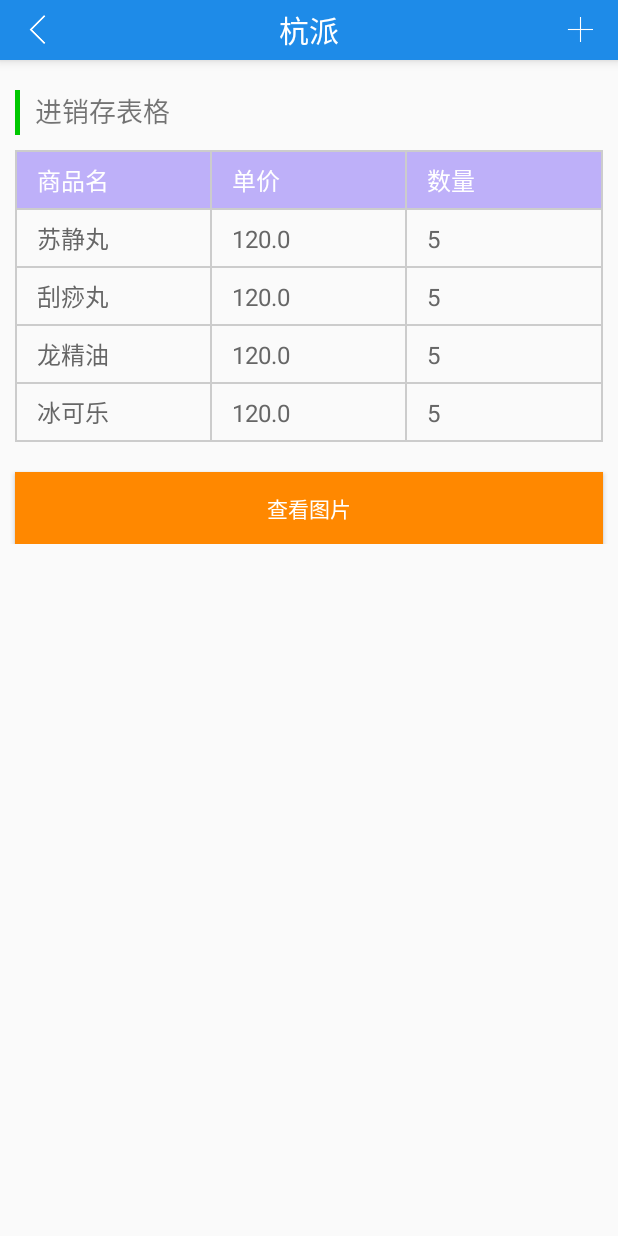
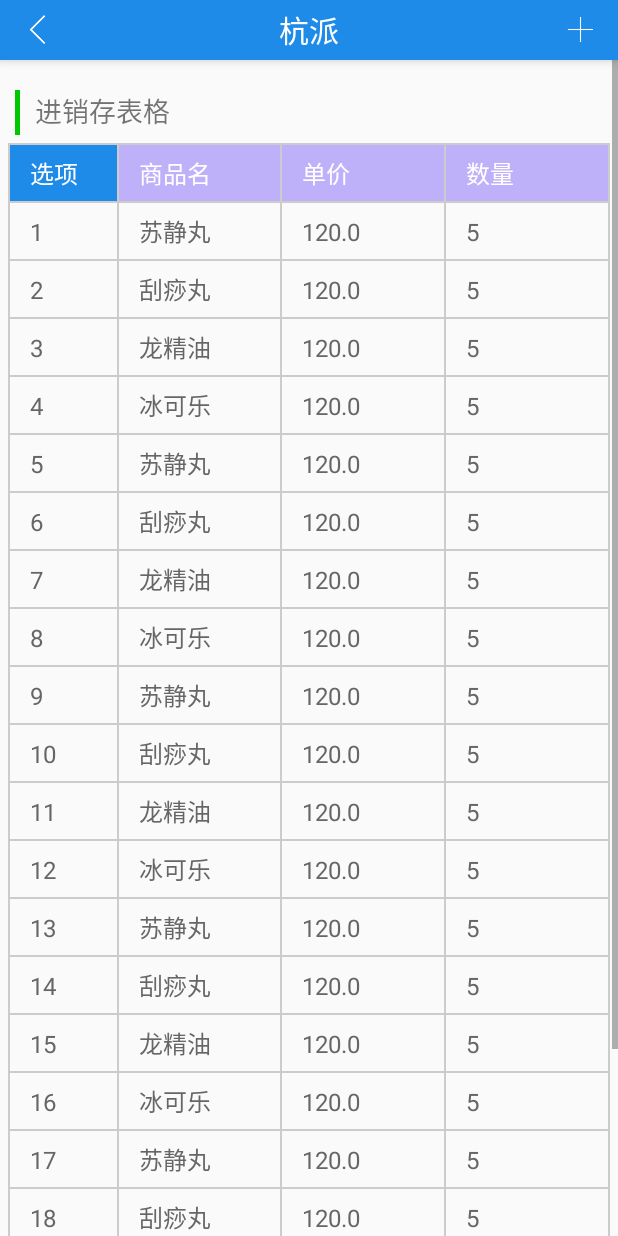
Before and after one commit to DanYuDev/UIBestPractice, an Android app: the SalesDetailActivity screen opened directly, with no data from a screen before it, on a phone screen of 412 x 824 dp. Run offline under Robolectric (Android 15) with nearby library versions, the phone set to English and light mode, and no system bars; our stand-ins replace CircleImageView.

Commit message:
自定义炫酷的 ExpandMenu.加油

```diff
--- /dev/null
+++ b/app/src/main/java/com/example/coderlt/uibestpractice/View/ExpandMenu.java
@@ -0,0 +1,215 @@
+package com.example.coderlt.uibestpractice.View;
+
+import android.animation.ObjectAnimator;
+import android.animation.ValueAnimator;
+import android.content.Context;
+import android.content.res.TypedArray;
+import android.graphics.Canvas;
+import android.util.AttributeSet;
+import android.util.Log;
+import android.view.Gravity;
+import android.view.View;
+import android.view.ViewGroup;
+import android.widget.ImageView;
+import android.widget.LinearLayout;
+import android.widget.RelativeLayout;
+import android.widget.TextView;
+import com.example.coderlt.uibestpractice.R;
+import com.example.coderlt.uibestpractice.bean.ExpandMenuItem;
+import java.util.ArrayList;
+import java.util.List;
+import java.util.concurrent.atomic.AtomicInteger;
+
+/**
+ * app:itemWidth
+ * app:itemTextSize
+ * 如何控制反向增加
+ * Created by coderlt on 2018/3/28.
+ */
+
+public class ExpandMenu extends RelativeLayout {
+    private static final String TAG = "ExpandMenu";
+    private static final AtomicInteger sNextGeneratedId = new AtomicInteger(2000);
+    private Context mContext;
+    private boolean isExpanded;
+    private List<ExpandMenuItem> menus;
+    private OnItemClickListener listener;
+    private ImageView defaultIv;
+
+    //图标的宽高，不包括字体，字体自适应
+    private int itemWidth;
+    private int itemMargin;
+    private int marginBottom;
+    private int marginRight;
+
+    // postion 代表子菜单的位置
+    public interface OnItemClickListener{
+        void onItemClick(int position);
+    }
+
+    public ExpandMenu(Context context){
+        super(context,null);
+    }
+
+    public ExpandMenu(Context context, AttributeSet attrs){
+        super(context,attrs);
+        initStatus(context,attrs);
+    }
+
+    private void initStatus(Context context,AttributeSet attrs){
+        isExpanded = false;
+        menus = new ArrayList<>();
+        mContext =context;
+
+        if(attrs!=null){
+            TypedArray typedArray = null;
+            typedArray = mContext.obtainStyledAttributes(attrs,R.styleable.ExpandMenu);
+            itemWidth = typedArray.getInteger(R.styleable.ExpandMenu_itemWidth,0);
+            itemMargin = typedArray.getInteger(R.styleable.ExpandMenu_itemMargin,20);
+            marginBottom = typedArray.getInteger(R.styleable.ExpandMenu_marginBottom,0);
+            marginRight = typedArray.getInteger(R.styleable.ExpandMenu_marginRight,0);
+            if(typedArray!=null)
+                typedArray.recycle();
+        }
+    }
+
+    public void setMenus(final List menus,int defaultIconId){
+        this.menus = menus;
+        ViewGroup.LayoutParams mLayoutParams = getLayoutParams();
+        defaultIv = new ImageView(mContext);
+        defaultIv.setImageResource(defaultIconId);
+        final LayoutParams defaultIvLp = new LayoutParams(itemWidth,itemWidth);
+        defaultIvLp.setMargins(0,0,marginRight,marginBottom);
+        addView(defaultIv,defaultIvLp);
+
+        setOnClickListener(new View.OnClickListener(){
+            @Override
+            public void onClick(View v){
+                // 未扩展
+                if (!isExpanded){
+                    ExpandMenu.this.removeAllViews();
+
+                    LinearLayout previousItem = null;
+                    for(int i=0;i<menus.size();i++) {
+                        ExpandMenuItem expandMenuItem = (ExpandMenuItem) menus.get(i);
+
+                        LinearLayout itemLayout = new LinearLayout(mContext);
+
+                        //-------------- 添加 itemLayout -----------------------------
+                        TextView itemTv = new TextView(mContext);
+                        itemTv.setText(expandMenuItem.getTitle());
+                        itemTv.setHeight(itemWidth);
+                        itemTv.setGravity(Gravity.CENTER);
+
+                        ImageView itemIv = new ImageView(mContext);
+                        LinearLayout.LayoutParams ivLp = new LinearLayout.LayoutParams(itemWidth,itemWidth);
+                        itemIv.setImageResource(expandMenuItem.getIconId());
+
+                        itemLayout.setOrientation(LinearLayout.HORIZONTAL);
+                        itemLayout.addView(itemTv);
+                        itemLayout.addView(itemIv,ivLp);
+
+                        LayoutParams itemLp = new LayoutParams(RelativeLayout.LayoutParams.WRAP_CONTENT,
+                                RelativeLayout.LayoutParams.WRAP_CONTENT);
+                        itemLp.setMargins(0,0,marginRight,itemMargin);
+                        itemLp.addRule(RelativeLayout.ALIGN_PARENT_RIGHT);
+
+                        //itemLp.setMargins(0,0,20,itemMargin);
+                        if(previousItem!=null){
+                            itemLp.addRule(RelativeLayout.ABOVE,previousItem.getId());
+                            Log.d(TAG,"previous id is :"+previousItem.getId());
+                        }else{
+                            // TODO 这一句非常关键，我一开始就是因为少加了这一句，导致一直只能看到一个菜单
+                            // 因为布局默认是将控件放在左上角的
+                            itemLp.addRule(RelativeLayout.ALIGN_PARENT_BOTTOM);
+
+                            itemLp.setMargins(0,0,marginRight,marginBottom);
+                        }
+
+                        ExpandMenu.this.addView(itemLayout,itemLp);
+                        itemLayout.setId(generateViewId());
+                        previousItem = itemLayout;
+                        Log.d(TAG,"Add a item which has a id :"+itemLayout.getId());
+
+                        final int tempPosition = i;
+
+                        itemLayout.setOnClickListener(new View.OnClickListener(){
+                            @Override
+                            public void onClick(View v){
+                                listener.onItemClick(tempPosition);
+                                ExpandMenu.this.removeAllViews();
+                                ExpandMenu.this.addView(defaultIv,defaultIvLp);
+                                isExpanded = false;
+                                setMenuLayoutParams();
+                            }
+                        });
+
+                        ValueAnimator animatorX = ObjectAnimator.ofFloat(itemLayout,"scaleX",0,1);
+                        animatorX.setDuration(300);
+
+                        ValueAnimator animatorY = ObjectAnimator.ofFloat(itemLayout,"scaleY",0,1);
+                        animatorY.setDuration(300);
+
+                        animatorX.start();
+                        animatorY.start();
+                    }
+                    isExpanded = true;
+                    setMenuLayoutParams();
+                }
+                // 扩展
+                else{
+                    ExpandMenu.this.removeAllViews();
+                    ExpandMenu.this.addView(defaultIv,defaultIvLp);
+                    isExpanded = false;
+                    setMenuLayoutParams();
+                }
+            }
+        });
+    }
+
+    public void onDraw(Canvas canvas){
+        super.onDraw(canvas);
+    }
+
+    public void setOnItemClickListener(OnItemClickListener listener){
+        this.listener = listener;
+    }
+
+    /**
+     * 很明显，这里利用 getLayoutParams 来获取菜单的原始布局参数
+     * 如果是new出来的话，会丢失部分参数
+     * 这种做法适合只改变部分参数，其余参数不变的情形
+     */
+    public void setMenuLayoutParams(){
+        ViewGroup.LayoutParams layoutParams = getLayoutParams();
+        if(isExpanded){
+            layoutParams.width = ViewGroup.LayoutParams.MATCH_PARENT;
+            layoutParams.height = ViewGroup.LayoutParams.MATCH_PARENT;
+            setBackgroundResource(R.color.half_transparent);
+        }else{
+            layoutParams.width = ViewGroup.LayoutParams.WRAP_CONTENT;
+            layoutParams.height = ViewGroup.LayoutParams.WRAP_CONTENT;
+            setBackgroundResource(android.R.color.transparent);
+        }
+        requestLayout();
+    }
+
+    /**
+     * Generate a value suitable for use in {@link #setId(int)}.
+     * This value will not collide with ID values generated at build time by aapt for R.id.
+     *
+     * @return a generated ID value
+     */
+    public static int generateViewId() {
+        for (;;) {
+            final int result = sNextGeneratedId.get();
+            // aapt-generated IDs have the high byte nonzero; clamp to the range under that.
+            int newValue = result + 1;
+            if (newValue > 0x00FFFFFF) newValue = 1; // Roll over to 1, not 0.
+            if (sNextGeneratedId.compareAndSet(result, newValue)) {
+                return result;
+            }
+        }
+    }
+
+}
--- a/app/src/main/java/com/example/coderlt/uibestpractice/activity/SalesDetailActivity.java
+++ b/app/src/main/java/com/example/coderlt/uibestpractice/activity/SalesDetailActivity.java
@@ -3,6 +3,7 @@ package com.example.coderlt.uibestpractice.activity;
 import android.app.Activity;
 import android.content.ContentResolver;
 import android.content.Intent;
+import android.content.res.Resources;
 import android.database.Cursor;
 import android.graphics.BitmapFactory;
 import android.graphics.Color;
@@ -11,6 +12,7 @@ import android.graphics.drawable.Drawable;
 import android.os.Handler;
 import android.os.Message;
 import android.provider.MediaStore;
+import android.support.design.widget.TabLayout;
 import android.support.v7.app.AppCompatActivity;
 import android.os.Bundle;
 import android.support.v7.widget.DividerItemDecoration;
@@ -30,8 +32,10 @@ import android.widget.TextView;
 import android.widget.Toast;
 
 import com.example.coderlt.uibestpractice.R;
+import com.example.coderlt.uibestpractice.View.ExpandMenu;
 import com.example.coderlt.uibestpractice.View.MyDialog;
 import com.example.coderlt.uibestpractice.adapter.ImageWallAdapter;
+import com.example.coderlt.uibestpractice.bean.ExpandMenuItem;
 import com.example.coderlt.uibestpractice.bean.Goods;
 import com.example.coderlt.uibestpractice.bean.ImageInfo;
 import com.example.coderlt.uibestpractice.bean.SalesRecord;
@@ -62,6 +66,7 @@ public class SalesDetailActivity extends AppCompatActivity implements View.OnCli
     private String responseText;
     private MyDialog progressDialog;
     private Button imgWallBtn;
+    private ExpandMenu expandMenu;
 
     static class MyHandler extends Handler{
         private WeakReference<SalesDetailActivity> wr;
@@ -100,8 +105,22 @@ public class SalesDetailActivity extends AppCompatActivity implements View.OnCli
     private void initViews(){
         salesTable = findViewById(R.id.sales_table);
         imgWallBtn = findViewById(R.id.image_wall_btn);
+        expandMenu = findViewById(R.id.expand_menu);
 
         imgWallBtn.setOnClickListener(this);
+
+        List<ExpandMenuItem> menus = new ArrayList<>();
+        for(int i=0;i<4;i++){
+            ExpandMenuItem item = new ExpandMenuItem("邮件",R.drawable.ic_email);
+            menus.add(item);
+        }
+        expandMenu.setMenus(menus,R.drawable.ic_floating_menu);
+        expandMenu.setOnItemClickListener(new ExpandMenu.OnItemClickListener() {
+            @Override
+            public void onItemClick(int position) {
+                Utils.showToast("The "+position+"th position been clicked.");
+            }
+        });
     }
 
     @Override
@@ -126,6 +145,7 @@ public class SalesDetailActivity extends AppCompatActivity implements View.OnCli
         TableRow row;
         TextView tv;
         SalesRecord record = null;
+        Resources res = getResources();
 
         // add table heade
         // -----------------
@@ -135,21 +155,31 @@ public class SalesDetailActivity extends AppCompatActivity implements View.OnCli
                 record = salesList.get(i-1);
 
             TableRow.LayoutParams lp =
-                    new TableRow.LayoutParams(0, ViewGroup.LayoutParams.WRAP_CONTENT,1);
+                    new TableRow.LayoutParams(0, ViewGroup.LayoutParams.WRAP_CONTENT,3);
+            TableRow.LayoutParams lp0 =
+                    new TableRow.LayoutParams(0, ViewGroup.LayoutParams.WRAP_CONTENT,2);
             row = new TableRow(this);
             row.setDividerDrawable(getResources().getDrawable(R.drawable.table_horizental_divider));
             row.setShowDividers(LinearLayout.SHOW_DIVIDER_BEGINNING |
                                 LinearLayout.SHOW_DIVIDER_MIDDLE |
                                 LinearLayout.SHOW_DIVIDER_END);
 
-            for(int j= 0;j<3;j++ ){
+            for(int j= 0;j<4;j++ ){
                 tv = new TextView(this);
                 tv.setTextColor(Color.parseColor("#666666"));
                 tv.setTextSize(16);
                 tv.setPadding(20,10,20,10);
-                row.addView(tv,lp);
                 switch (j){
                     case 0:
+                        if(i==0){
+                            tv.setText("选项");
+                            tv.setBackgroundColor(res.getColor(R.color.main_blue));
+                            tv.setTextColor(res.getColor(android.R.color.white));
+                        }else{
+                            tv.setText(i+"");
+                        }
+                        break;
+                    case 1:
                         if(i==0){
                             tv.setText("商品名");
                             tv.setTextColor(Color.WHITE);
@@ -158,7 +188,7 @@ public class SalesDetailActivity extends AppCompatActivity implements View.OnCli
                             tv.setText(record.getGoods().getName());
                         }
                         break;
-                    case 1:
+                    case 2:
                         if(i==0){
                             tv.setText("单价");
                             tv.setTextColor(Color.WHITE);
@@ -167,7 +197,7 @@ public class SalesDetailActivity extends AppCompatActivity implements View.OnCli
                             tv.setText(record.getGoods().getPrice()+"");
                         }
                         break;
-                    case 2:
+                    case 3:
                         if(i==0){
                             tv.setText("数量");
                             tv.setTextColor(Color.WHITE);
@@ -178,6 +208,10 @@ public class SalesDetailActivity extends AppCompatActivity implements View.OnCli
                         break;
 
                 }
+                if(j!=0)
+                    row.addView(tv,lp);
+                else
+                    row.addView(tv,lp0);
             }
 
             TableLayout.LayoutParams tlp = new TableLayout.LayoutParams(
@@ -190,6 +224,22 @@ public class SalesDetailActivity extends AppCompatActivity implements View.OnCli
 
     private void useDefaultSalesList(){
         Log.d(TAG,"Use default sales list");
+        salesList.add(new SalesRecord(new Goods("苏静丸",120),5));
+        salesList.add(new SalesRecord(new Goods("刮痧丸",120),5));
+        salesList.add(new SalesRecord(new Goods("龙精油",120),5));
+        salesList.add(new SalesRecord(new Goods("冰可乐",120),5));
+        salesList.add(new SalesRecord(new Goods("苏静丸",120),5));
+        salesList.add(new SalesRecord(new Goods("刮痧丸",120),5));
+        salesList.add(new SalesRecord(new Goods("龙精油",120),5));
+        salesList.add(new SalesRecord(new Goods("冰可乐",120),5));
+        salesList.add(new SalesRecord(new Goods("苏静丸",120),5));
+        salesList.add(new SalesRecord(new Goods("刮痧丸",120),5));
+        salesList.add(new SalesRecord(new Goods("龙精油",120),5));
+        salesList.add(new SalesRecord(new Goods("冰可乐",120),5));
+        salesList.add(new SalesRecord(new Goods("苏静丸",120),5));
+        salesList.add(new SalesRecord(new Goods("刮痧丸",120),5));
+        salesList.add(new SalesRecord(new Goods("龙精油",120),5));
+        salesList.add(new SalesRecord(new Goods("冰可乐",120),5));
         salesList.add(new SalesRecord(new Goods("苏静丸",120),5));
         salesList.add(new SalesRecord(new Goods("刮痧丸",120),5));
         salesList.add(new SalesRecord(new Goods("龙精油",120),5));
--- a/app/src/main/res/layout/activity_sales_detail.xml
+++ b/app/src/main/res/layout/activity_sales_detail.xml
@@ -1,5 +1,5 @@
 <?xml version="1.0" encoding="utf-8"?>
-<LinearLayout
+<RelativeLayout
     xmlns:android="http://schemas.android.com/apk/res/android"
     xmlns:app="http://schemas.android.com/apk/res-auto"
     xmlns:tools="http://schemas.android.com/tools"
@@ -10,7 +10,8 @@
     <include layout="@layout/title_layout_shadow"/>
     <ScrollView
         android:layout_width="match_parent"
-        android:layout_height="match_parent">
+        android:layout_height="match_parent"
+        android:layout_below="@id/title_layout_shadow">
         <RelativeLayout
             android:layout_width="match_parent"
             android:layout_height="wrap_content"
@@ -34,7 +35,7 @@
             <TableLayout
                 android:layout_width="match_parent"
                 android:layout_height="wrap_content"
-                android:layout_margin="10dp"
+                android:layout_margin="5dp"
                 android:id="@+id/sales_table"
                 android:layout_below="@id/table_title_line"
                 android:divider="@drawable/table_vertical_divider"
@@ -55,4 +56,16 @@
                 />
         </RelativeLayout>
     </ScrollView>
-</LinearLayout>
+    <com.example.coderlt.uibestpractice.View.ExpandMenu
+        android:id="@+id/expand_menu"
+        android:layout_width="wrap_content"
+        android:layout_height="wrap_content"
+        android:layout_alignParentBottom="true"
+        android:layout_alignParentRight="true"
+        android:layoutAnimation="@anim/anim_layout"
+        app:itemWidth="130"
+        app:itemMargin="20"
+        app:marginBottom="50"
+        app:marginRight="50">
+    </com.example.coderlt.uibestpractice.View.ExpandMenu>
+</RelativeLayout>
--- a/app/src/main/res/values/attr.xml
+++ b/app/src/main/res/values/attr.xml
@@ -11,4 +11,10 @@
         <attr name="src" format="integer"/>
         <attr name="radius" format="integer"/>
     </declare-styleable>
+    <declare-styleable name="ExpandMenu">
+        <attr name="itemWidth" format="integer"/>
+        <attr name="itemMargin" format="integer"/>
+        <attr name="marginBottom" format="integer"/>
+        <attr name="marginRight" format="integer"/>
+    </declare-styleable>
 </resources>
--- a/app/src/main/res/values/colors.xml
+++ b/app/src/main/res/values/colors.xml
@@ -13,4 +13,5 @@
     <color name="main_green">#00c800</color>
     <color name="tab_bg_gray">#CCD6FF</color>
     <color name="text_light_black">#888888</color>
+    <color name="half_transparent">#ddFFFFFF</color>
 </resources>
--- a/build.gradle
+++ b/build.gradle
@@ -12,7 +12,7 @@ buildscript {
 
     }
     dependencies {
-        classpath 'com.android.tools.build:gradle:3.0.1'
+        classpath 'com.android.tools.build:gradle:3.1.0'
 
         // NOTE: Do not place your application dependencies here; they belong
         // in the individual module build.gradle files
```
Also changed, not shown: app/src/main/java/com/example/coderlt/uibestpractice/bean/ExpandMenuItem.java (added, +31 -0 lines), app/src/main/res/drawable/ic_email.png (added), app/src/main/res/drawable/ic_floating_menu.png (added), app/src/main/res/drawable/ic_location.png (added), gradle/wrapper/gradle-wrapper.properties, 599 other files.
